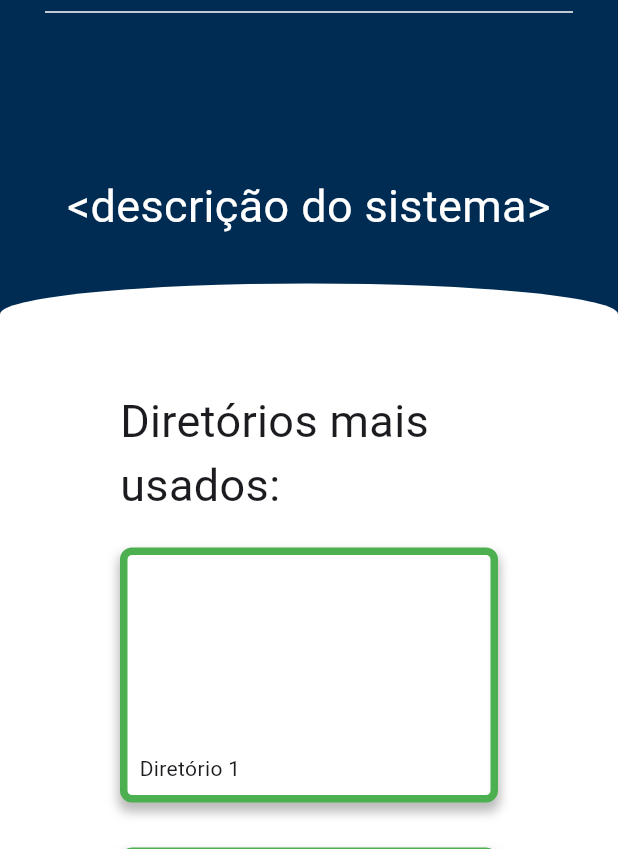
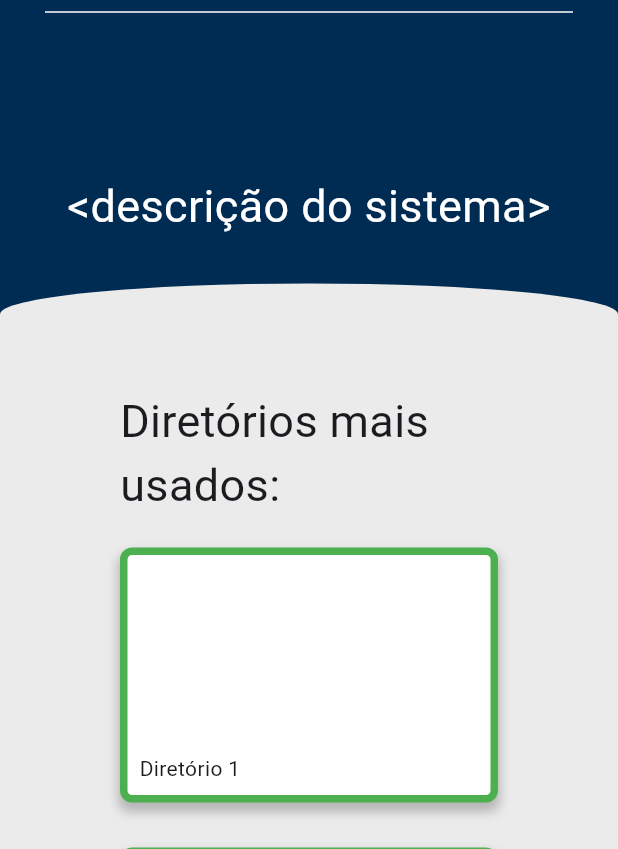
Before and after one commit to Atlas-Citologico-FMABC/frontend-backend, a Flutter app: the screen it shows after launch, on a phone screen of 412 x 824 dp, the part 387-1236 px from its top. Run offline on Flutter 3.47's test engine with Material 3 defaults, Android fonts, the phone set to English and light mode, and no system bars.

Commit message:
Fix elliptical background color (to lightGray variable)

```diff
--- a/lib/screens/diretorios_tab.dart
+++ b/lib/screens/diretorios_tab.dart
@@ -1,6 +1,7 @@
 import 'package:flutter/material.dart';
+import '../widgets/diretorio_box.dart';
 
-import '../widgets/diretorio_box.dart';
+final Color lightGray = Color(0xffEBEBEB);
 
 class DiretoriosTab extends StatelessWidget {
   const DiretoriosTab({super.key});
@@ -36,7 +37,7 @@ class DiretoriosTab extends StatelessWidget {
 						),
             width: double.infinity,
             decoration: BoxDecoration(
-              color: Colors.white,
+              color: lightGray,
               borderRadius: BorderRadius.only(
                 topLeft: Radius.elliptical(700, 70),
                 topRight: Radius.elliptical(700, 70),
--- a/lib/screens/home_tab.dart
+++ b/lib/screens/home_tab.dart
@@ -2,6 +2,7 @@ import 'package:atlas_citologico_fmabc/widgets/diretorio_box.dart';
 import 'package:flutter/material.dart';
 
 final Color darkBlue = Color(0xff002C53);
+final Color lightGray = Color(0xffEBEBEB);
 
 class HomeTab extends StatelessWidget {
   final double navHeight;
@@ -43,7 +44,7 @@ class HomeTab extends StatelessWidget {
 							minHeight: MediaQuery.of(context).size.height - 383, // -383 just for tests
 						),
             decoration: BoxDecoration(
-              color: Colors.white,
+              color: lightGray,
               borderRadius: BorderRadius.only(
                 topLeft: Radius.elliptical(700, 70),
                 topRight: Radius.elliptical(700, 70),
```
